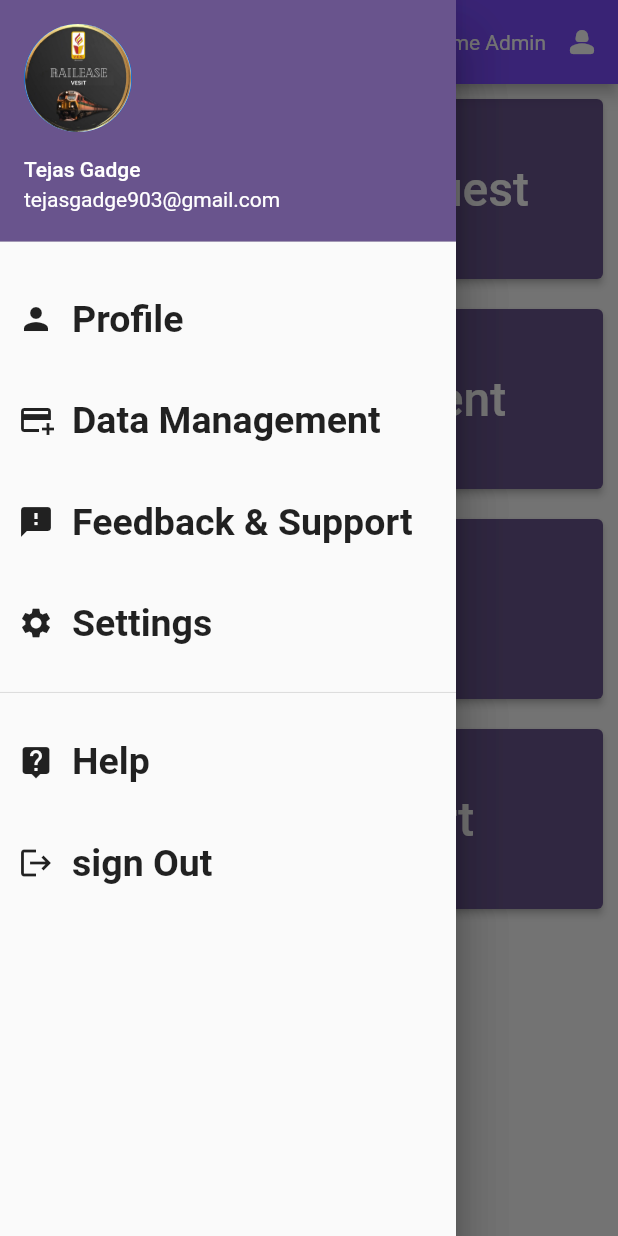
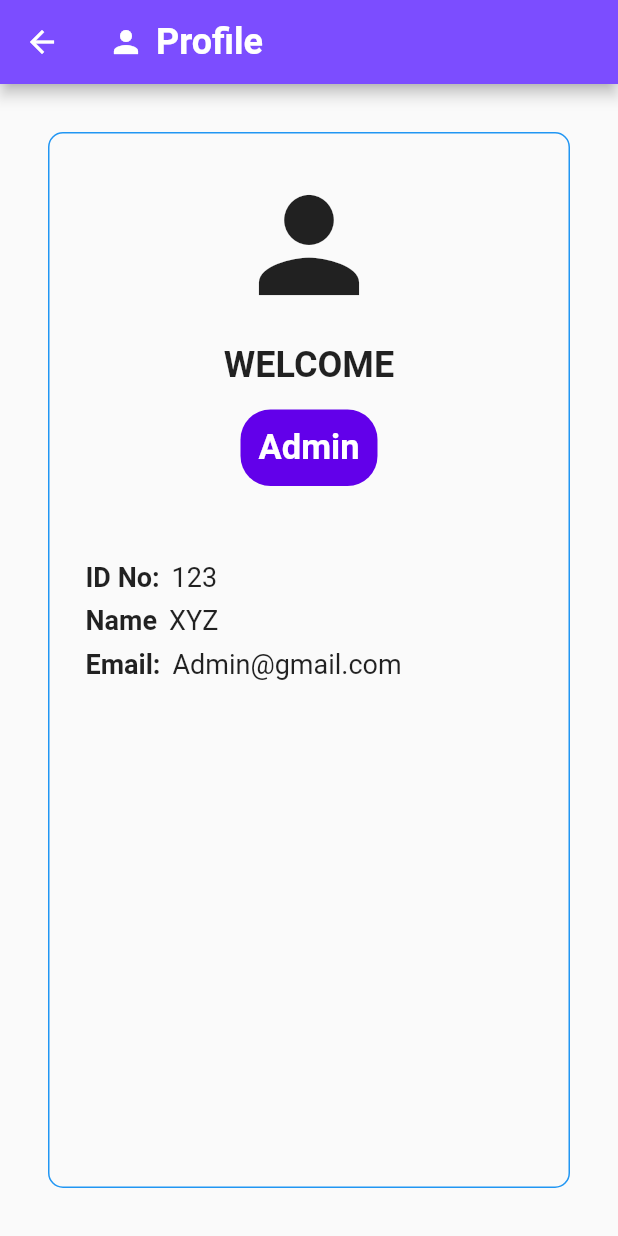
Before and after one commit to tejasgadge2504/RAILEASE, a Flutter app: the MainPage screen opened directly, in the side drawer, after a tap on "Profile", on a phone screen of 412 x 824 dp. Run offline on Flutter 3.47's test engine with Material 3 defaults, Android fonts, the phone set to English and light mode, and no system bars; our stand-ins replace file_picker; missing offline and left inert: dart:ffi.

Commit message:
Updated code

```diff
--- a/lib/Admins/Admin.dart
+++ b/lib/Admins/Admin.dart
@@ -2,6 +2,7 @@ import 'package:flutter/material.dart';
 import 'package:mine_app/src/constants/colors.dart';
 import 'package:flutter/material.dart';
 import 'package:mine_app/src/constants/colors.dart';
+import 'package:mine_app/Admins/Concession_manage.dart';
 
 class Admin extends StatelessWidget {
 
@@ -26,7 +27,7 @@ class Admin extends StatelessWidget {
           onPressed: () {
             if (child == 'Concession Request Management') {
               // Handle navigation to Registration
-              // Navigator.of(context).push(MaterialPageRoute(builder: (context) => Registration(),));
+               Navigator.of(context).push(MaterialPageRoute(builder: (context) => Concessionmanagement(),));
             }
             if (child == 'User Management') {
               // Handle navigation to Registration
--- /dev/null
+++ b/lib/Admins/AdminProfile.dart
@@ -0,0 +1,125 @@
+import 'package:flutter/material.dart';
+import 'package:mine_app/src/constants/colors.dart';
+
+class AdminProfilePage extends StatelessWidget {
+  @override
+  Widget build(BuildContext context) {
+    return Scaffold(
+      appBar: AppBar(
+        backgroundColor: tAppbar_color.shade200,
+        title: Row(
+          children: [
+            // CircleAvatar(
+            //   backgroundImage: AssetImage('assets/profile_picture.jpg'),
+            //
+            // ),
+            Icon(Icons.person),
+            SizedBox(width: 8.0),
+            Text('Profile', style: TextStyle(
+              fontSize: 24.0, fontWeight: FontWeight.bold, color: Colors.white,
+            ),),
+          ],
+        ),
+      ),
+      body: Center(
+        child: Padding(
+          padding: const EdgeInsets.all(16.0),
+          child: Container(
+            padding: EdgeInsets.all(24.0),
+            margin: EdgeInsets.all(16.0),
+            decoration: BoxDecoration(
+              border: Border.all(color: Colors.blue),
+              borderRadius: BorderRadius.circular(10.0),
+            ),
+            child: Column(
+              crossAxisAlignment: CrossAxisAlignment.center,
+              children: [
+                // CircleAvatar(
+                //   radius: 60,
+                //   backgroundImage: AssetImage('assets/big_profile_photo.jpg'),
+                //
+                // ),
+
+                Icon(Icons.person,size: 100),
+
+                SizedBox(height: 16.0),
+                Text(
+                  'WELCOME',
+                  style: TextStyle(fontSize: 24.0, fontWeight: FontWeight.bold),
+                ),
+
+
+                SizedBox(height: 16.0),
+                Container(
+                  padding: EdgeInsets.all(12.0),
+                  decoration: BoxDecoration(
+                      color: tAppbar_color.shade700,
+                      borderRadius: BorderRadius.circular(20.0),
+                      // border: Border.all( width: 2 )
+                  ),
+                  child: Text( 'Admin', style: TextStyle(fontSize: 23.0, fontWeight: FontWeight.bold, color: Colors.white,),
+                  ),
+                ),
+
+
+
+
+                SizedBox(height: 50.0),
+                Row(
+                  crossAxisAlignment: CrossAxisAlignment.start,
+                  children: [
+                    Text('ID No:', style: TextStyle(fontSize: 18.0,fontWeight: FontWeight.bold ),
+                    ),
+                    SizedBox(width: 8.0),
+                    Text('123', style: TextStyle(fontSize: 18.0),
+                    ),
+                  ],
+                ),
+
+                SizedBox(height: 8.0),
+                Row(
+                  crossAxisAlignment: CrossAxisAlignment.start,
+                  children: [
+                    Text('Name', style: TextStyle(fontSize: 18.0,fontWeight: FontWeight.bold ),
+                    ),
+                    SizedBox(width: 8.0),
+                    Text('XYZ', style: TextStyle(fontSize: 18.0),
+                    ),
+                  ],
+                ),
+
+                SizedBox(height: 8.0),
+                Row(
+                  crossAxisAlignment: CrossAxisAlignment.start,
+                  children: [
+                    Text('Email:', style: TextStyle(fontSize: 18.0,fontWeight: FontWeight.bold ),
+                    ),
+                    SizedBox(width: 8.0),
+                    Text('Admin@gmail.com', style: TextStyle(fontSize: 18.0),
+                    ),
+                  ],
+                ),
+
+                // SizedBox(height: 8.0),
+                // Row(
+                //   crossAxisAlignment: CrossAxisAlignment.start,
+                //   children: [
+                //     Text(
+                //       'Phone No:',
+                //       style: TextStyle(fontSize: 18.0,fontWeight: FontWeight.bold ),
+                //     ),
+                //     SizedBox(width: 8.0),
+                //     Text(
+                //       '987xx xx123',
+                //       style: TextStyle(fontSize: 18.0),
+                //     ),
+                //   ],
+                // ),
+              ],
+            ),
+          ),
+        ),
+      ),
+    );
+  }
+}
--- a/lib/Admins/MainPage.dart
+++ b/lib/Admins/MainPage.dart
@@ -5,7 +5,7 @@ import 'package:mine_app/Admins/SlideBarA.dart';
 
 class MainPage extends StatelessWidget {
   final List<String> listPosts = [
-    'Concession Request',
+    'Concession Request Management',
     'User Management',
     'Notification Management',
     'Monthly Report',
@@ -37,7 +37,7 @@ class MainPage extends StatelessWidget {
       body: ListView.builder(
         itemCount: listPosts.length,
         itemBuilder: (context, index) {
-          if (listPosts[index] == 'Apply for Concession') {
+          if (listPosts[index] == 'Concession Request Management') {
             // Pass a callback function to handle navigation to Registration
             return Admin(
               child: listPosts[index],
--- a/lib/Admins/SlideBarA.dart
+++ b/lib/Admins/SlideBarA.dart
@@ -1,5 +1,6 @@
 import 'package:flutter/material.dart';
 import 'package:mine_app/Admins/AdminLogin.dart';
+import 'package:mine_app/Admins/AdminProfile.dart';
 import 'package:mine_app/Admins/MainPage.dart';
 import 'package:mine_app/LoginPage.dart';
 import 'package:mine_app/src/constants/images.dart';
@@ -28,10 +29,10 @@ class SlideBarA extends StatelessWidget {
               children: [
                 InkWell(
                   onTap: () {
-                    // Navigator.pushReplacement(
-                    //   context,
-                    //   MaterialPageRoute(builder: (context) => ProfilePage()),
-                    // );
+                    Navigator.pushReplacement(
+                      context,
+                      MaterialPageRoute(builder: (context) => AdminProfilePage()),
+                    );
                   },
                   child: Row(
                     children: [
--- a/lib/ApplyDetails.dart
+++ b/lib/ApplyDetails.dart
@@ -57,9 +57,7 @@ class ApplyDetails extends StatelessWidget {
                         padding: EdgeInsets.all(10.0),
                         decoration: BoxDecoration(
                           borderRadius: BorderRadius.circular(40.0),
-                          border: Border.all(
-                            color: Colors.black,
-                            width: 2.0,
+                          border: Border.all( color: Colors.black, width: 2.0,
                           ),
                         ),
                         child: Center(
--- a/lib/Mypage.dart
+++ b/lib/Mypage.dart
@@ -41,9 +41,9 @@ class Mypage extends StatelessWidget {
                 Navigator.of(context).push(MaterialPageRoute(builder: (context) => TrainPassHistoryPage()));
               }
 
-              if (child == 'E-History') {
+              if (child == 'Steps to Apply') {
                 // Handle navigation to Registration
-                // Navigator.of(context).push(MaterialPageRoute(builder: (context) => MyStepsPage(),));
+                 Navigator.of(context).push(MaterialPageRoute(builder: (context) => MyStepsPage(),));
               }
               if (child == 'Application Status') {
                 // Handle navigation to Registration
```
Also changed, not shown: lib/Admins/Concession_manage.dart (added, +114 -0 lines), lib/Admins/ViewDetails.dart (added, +124 -0 lines), lib/main.dart (+4 -12 lines), pubspec.lock.
